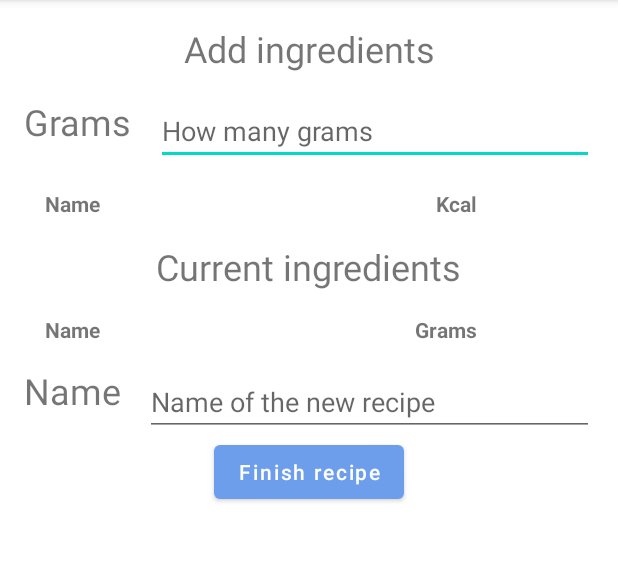
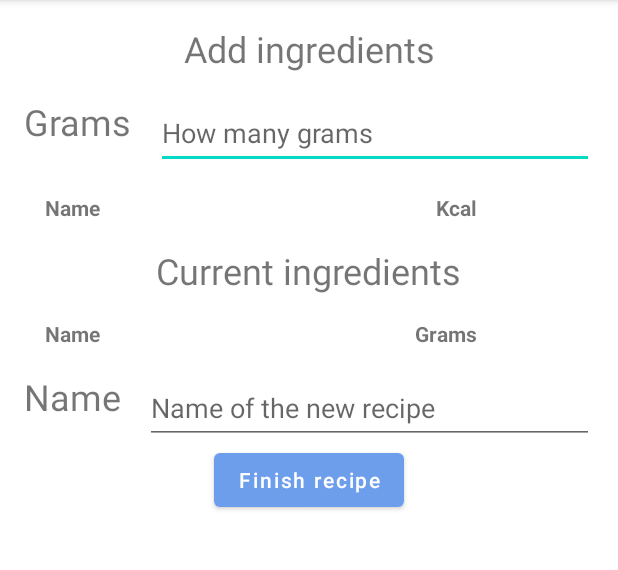
Before and after one commit to mScule/safkaLog, an Android app: the RecipesActivity screen opened directly, with no data from a screen before it, on a phone screen of 412 x 824 dp, the part 84-654 px from its top. Run offline under Robolectric (Android 15) with nearby library versions, the phone set to English and light mode, and no system bars.

Commit message:
SafkaLog 0.2.2 activity_recipes.xml layout fixes.

```diff
--- a/app/src/main/res/layout/activity_recipes.xml
+++ b/app/src/main/res/layout/activity_recipes.xml
@@ -47,6 +47,7 @@
                 android:layout_marginTop="56dp"
                 android:hint="@string/sh_lb_gramHint"
 
+                android:minHeight="48dp"
                 app:layout_constraintEnd_toEndOf="parent"
                 app:layout_constraintStart_toEndOf="@+id/ac_recipes_lb_grams"
                 app:layout_constraintTop_toBottomOf="@id/ac_addIngredients_lb" />
@@ -98,7 +99,8 @@
 
                 app:layout_constraintEnd_toEndOf="parent"
                 app:layout_constraintStart_toStartOf="parent"
-                app:layout_constraintTop_toBottomOf="@id/ac_recipes_ll_addIngredients"></androidx.recyclerview.widget.RecyclerView>
+                app:layout_constraintTop_toBottomOf="@id/ac_recipes_ll_addIngredients">
+            </androidx.recyclerview.widget.RecyclerView>
 
             <!--Finish button-->
             <Button
@@ -173,7 +175,8 @@
 
                 app:layout_constraintEnd_toEndOf="parent"
                 app:layout_constraintStart_toStartOf="parent"
-                app:layout_constraintTop_toBottomOf="@id/ac_recipes_ll_currentIngredients"></androidx.recyclerview.widget.RecyclerView>
+                app:layout_constraintTop_toBottomOf="@id/ac_recipes_ll_currentIngredients">
+            </androidx.recyclerview.widget.RecyclerView>
 
             <!--Naming new recipe-->
             <TextView
@@ -195,6 +198,7 @@
                 android:layout_margin="16dp"
                 android:hint="@string/sh_lb_recipeHint"
 
+                android:minHeight="48dp"
                 app:layout_constraintEnd_toEndOf="parent"
                 app:layout_constraintStart_toEndOf="@id/ac_recipes_lb_name"
                 app:layout_constraintTop_toBottomOf="@id/ac_currentIngredients_rv" />
```
